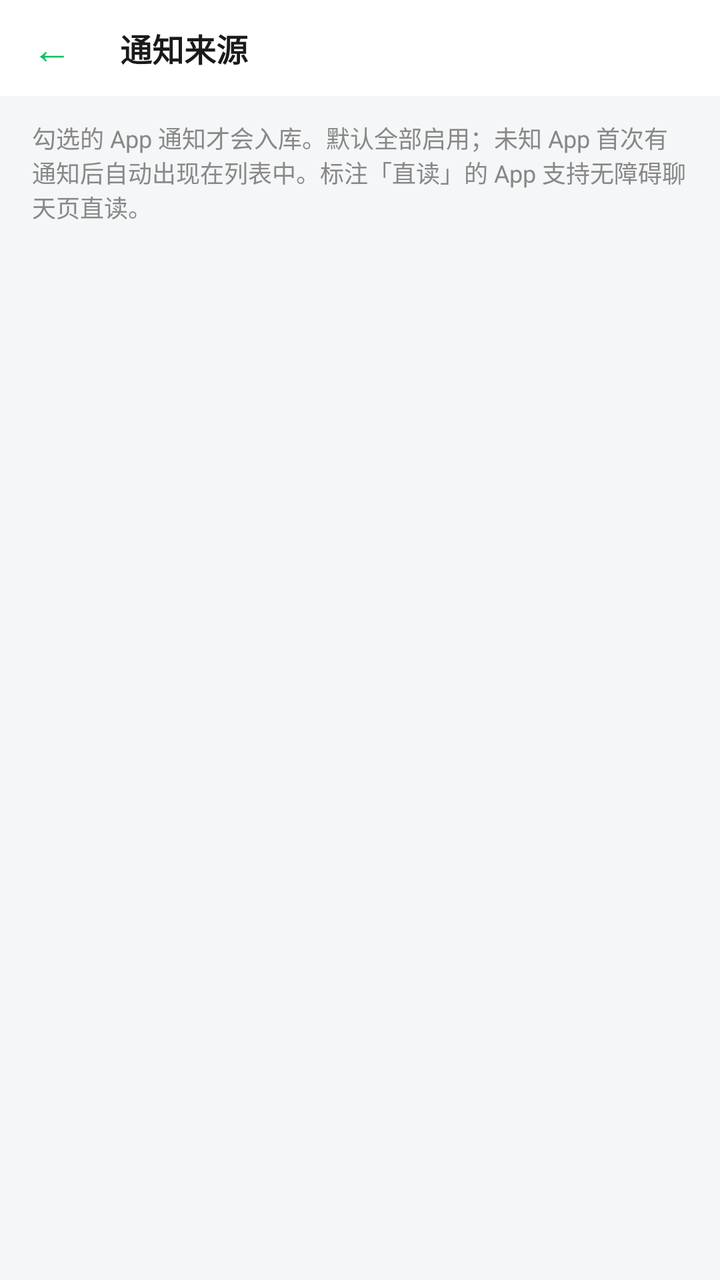
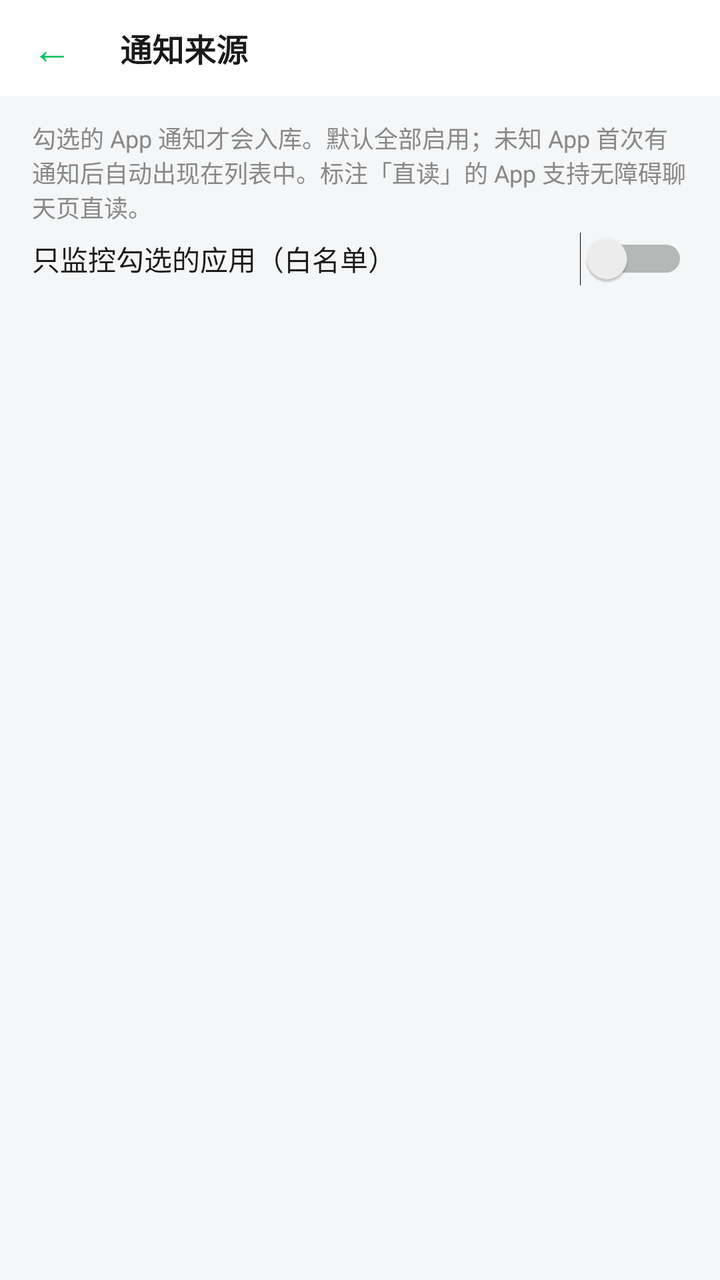

Screens rendered from an Android XML layout before and after an edit, with the pre-edit source and the edit as a unified diff.
<!-- AndroidManifest.xml: application theme android:Theme.Material.Light.NoActionBar -->
<!-- res/layout/activity_sources.xml -->
<?xml version="1.0" encoding="utf-8"?>
<LinearLayout xmlns:android="http://schemas.android.com/apk/res/android"
    android:layout_width="match_parent"
    android:layout_height="match_parent"
    android:background="@color/page_bg"
    android:orientation="vertical">

    
    <LinearLayout
        android:layout_width="match_parent"
        android:layout_height="48dp"
        android:background="@color/card_bg"
        android:gravity="center_vertical"
        android:orientation="horizontal">

        <TextView
            android:id="@+id/btnBack"
            android:layout_width="wrap_content"
            android:layout_height="match_parent"
            android:gravity="center"
            android:paddingStart="16dp"
            android:paddingEnd="24dp"
            android:text="@string/nav_back"
            android:textColor="@color/brand_green"
            android:textSize="20sp" />

        <TextView
            android:layout_width="wrap_content"
            android:layout_height="wrap_content"
            android:text="@string/sources_title"
            android:textColor="@color/text_primary"
            android:textSize="16sp"
            android:textStyle="bold" />
    </LinearLayout>

    <TextView
        android:id="@+id/tvSourcesHint"
        android:layout_width="match_parent"
        android:layout_height="wrap_content"
        android:paddingStart="16dp"
        android:paddingTop="12dp"
        android:paddingEnd="16dp"
        android:paddingBottom="4dp"
        android:text="@string/sources_hint"
        android:textColor="@color/text_secondary"
        android:textSize="12sp" />

    <TextView
        android:id="@+id/tvSourcesEmpty"
        android:layout_width="match_parent"
        android:layout_height="wrap_content"
        android:padding="40dp"
        android:gravity="center"
        android:text="@string/sources_empty"
        android:textColor="@color/text_secondary"
        android:textSize="14sp"
        android:visibility="gone" />

    <androidx.recyclerview.widget.RecyclerView
        android:id="@+id/recyclerSources"
        android:layout_width="match_parent"
        android:layout_height="0dp"
        android:layout_weight="1" />
</LinearLayout>
<!-- resources referenced by this layout -->
<resources>
  <color name="brand_green">#07C160</color>
  <color name="card_bg">#FFFFFF</color>
  <color name="page_bg">#F5F6F7</color>
  <color name="text_primary">#1A1A1A</color>
  <color name="text_secondary">#888888</color>
  <string name="nav_back">←</string>
  <string name="sources_empty">暂无来源（先等一条通知进来）</string>
  <string name="sources_hint">勾选的 App 通知才会入库。默认全部启用；未知 App 首次有通知后自动出现在列表中。标注「直读」的 App 支持无障碍聊天页直读。</string>
  <string name="sources_title">通知来源</string>
</resources>

<!-- the commit's change to res/layout/activity_sources.xml (unified diff, before → after) -->
@@ -45,6 +45,45 @@
         android:textColor="@color/text_secondary"
         android:textSize="12sp" />
 
+    
+    <LinearLayout
+        android:layout_width="match_parent"
+        android:layout_height="wrap_content"
+        android:gravity="center_vertical"
+        android:orientation="horizontal"
+        android:paddingStart="16dp"
+        android:paddingEnd="16dp">
+
+        <TextView
+            android:layout_width="0dp"
+            android:layout_height="wrap_content"
+            android:layout_weight="1"
+            android:text="@string/sources_whitelist_mode"
+            android:textColor="@color/text_primary"
+            android:textSize="14sp" />
+
+        <Switch
+            android:id="@+id/switchWhitelistMode"
+            android:layout_width="wrap_content"
+            android:layout_height="wrap_content" />
+    </LinearLayout>
+
+    <TextView
+        android:id="@+id/btnAddApps"
+        android:layout_width="match_parent"
+        android:layout_height="wrap_content"
+        android:background="@drawable/btn_secondary"
+        android:gravity="center"
+        android:minHeight="0dp"
+        android:padding="10dp"
+        android:layout_marginStart="16dp"
+        android:layout_marginEnd="16dp"
+        android:layout_marginTop="8dp"
+        android:text="@string/sources_add_apps"
+        android:textColor="@color/text_primary"
+        android:textSize="13sp"
+        android:visibility="gone" />
+
     <TextView
         android:id="@+id/tvSourcesEmpty"
         android:layout_width="match_parent"
<!-- resource entries referenced after the edit -->
@@ -5,9 +5,37 @@
   <color name="page_bg">#F5F6F7</color>
   <color name="text_primary">#1A1A1A</color>
   <color name="text_secondary">#888888</color>
+  <!-- drawable btn_secondary (drawable) -->
+  <?xml version="1.0" encoding="utf-8"?>
+  <selector xmlns:android="http://schemas.android.com/apk/res/android">
+      <item android:state_enabled="false">
+          <shape android:shape="rectangle">
+              <solid android:color="@color/page_bg" />
+              <corners android:radius="8dp" />
+              <stroke android:width="1dp" android:color="@color/divider" />
+          </shape>
+      </item>
+      <item android:state_pressed="true">
+          <shape android:shape="rectangle">
+              <solid android:color="#FFEDEDED" />
+              <corners android:radius="8dp" />
+              <stroke android:width="1dp" android:color="@color/divider" />
+          </shape>
+      </item>
+      <item>
+          <shape android:shape="rectangle">
+              <solid android:color="@color/card_bg" />
+              <corners android:radius="8dp" />
+              <stroke android:width="1dp" android:color="@color/divider" />
+          </shape>
+      </item>
+  </selector>
   <string name="nav_back">←</string>
+  <string name="sources_add_apps">＋ 添加应用</string>
   <string name="sources_empty">暂无来源（先等一条通知进来）</string>
   <string name="sources_hint">勾选的 App 通知才会入库。默认全部启用；未知 App 首次有通知后自动出现在列表中。标注「直读」的 App 支持无障碍聊天页直读。</string>
   <string name="sources_title">通知来源</string>
+  <string name="sources_whitelist_mode">只监控勾选的应用（白名单）</string>
+  <color name="divider">#E5E5E5</color>
 </resources>
 
